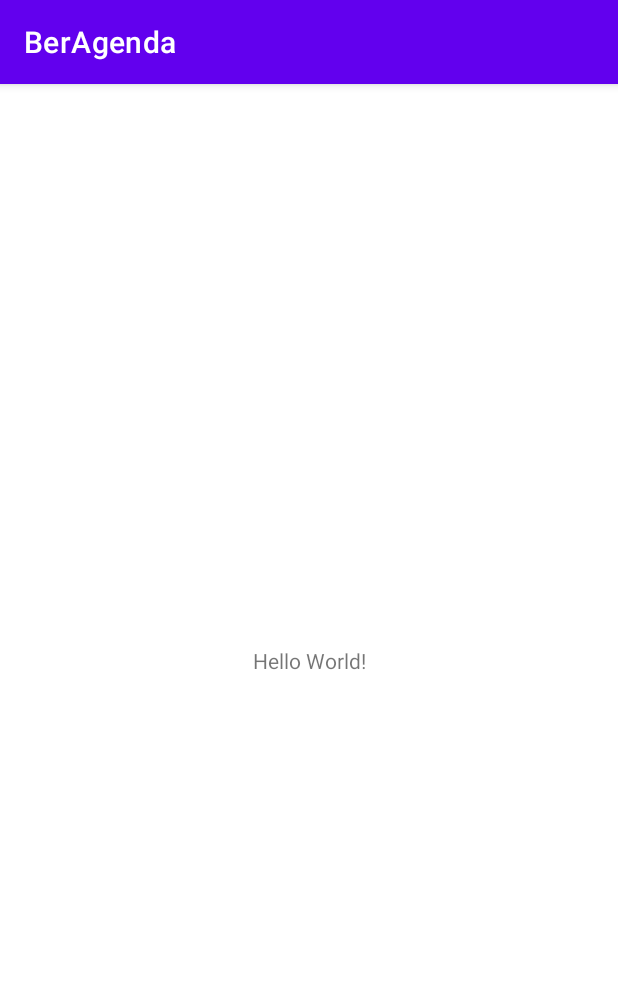
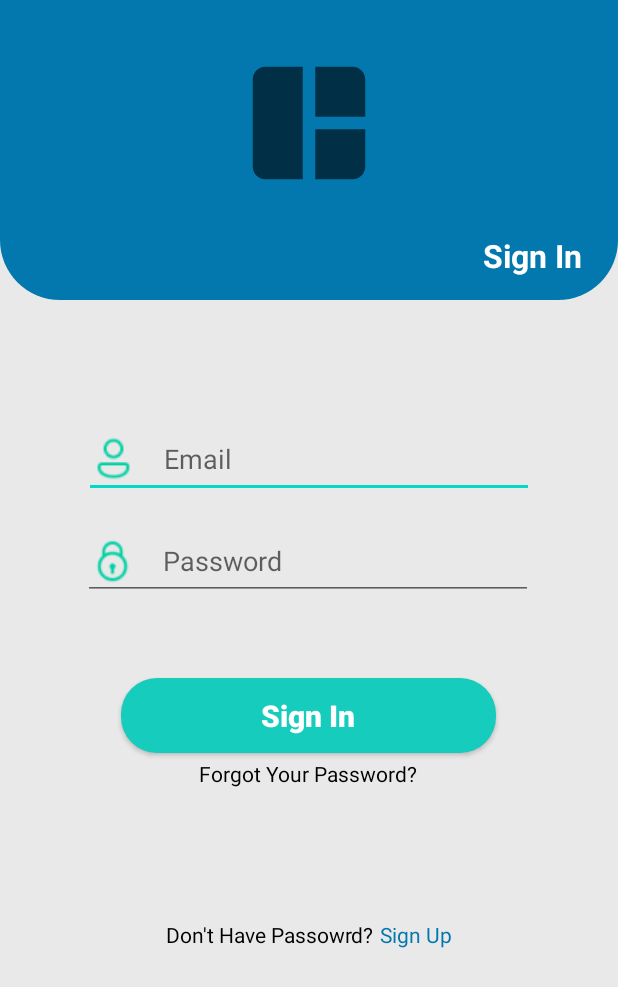
Before and after one commit to daveradin753/BerAgenda, an Android app: the screen it shows after launch (MainActivity before the commit, SignInSignUpActivity after it), on a phone screen of 412 x 824 dp. Shown: the top 987 px of the screen. Run offline under Robolectric (Android 15) with nearby library versions, the phone set to English and light mode, and no system bars.

Commit message:
layout signin and signup

```diff
--- a/app/build.gradle
+++ b/app/build.gradle
@@ -39,6 +39,8 @@ dependencies {
     implementation 'androidx.appcompat:appcompat:1.3.0'
     implementation 'com.google.android.material:material:1.3.0'
     implementation 'androidx.constraintlayout:constraintlayout:2.0.4'
+    implementation("io.coil-kt:coil:1.2.1")
+    implementation 'androidx.legacy:legacy-support-v4:1.0.0'
     testImplementation 'junit:junit:4.+'
     androidTestImplementation 'androidx.test.ext:junit:1.1.2'
     androidTestImplementation 'androidx.test.espresso:espresso-core:3.3.0'
--- a/app/src/main/AndroidManifest.xml
+++ b/app/src/main/AndroidManifest.xml
@@ -9,7 +9,7 @@
         android:roundIcon="@mipmap/ic_launcher_round"
         android:supportsRtl="true"
         android:theme="@style/Theme.BerAgenda">
-        <activity android:name=".MainActivity">
+        <activity android:name=".activity.SignInSignUpActivity">
             <intent-filter>
                 <action android:name="android.intent.action.MAIN" />
 
--- a/app/src/main/java/com/example/beragenda/MainActivity.kt
+++ /dev/null
@@ -1,11 +0,0 @@
-package com.example.beragenda
-
-import androidx.appcompat.app.AppCompatActivity
-import android.os.Bundle
-
-class MainActivity : AppCompatActivity() {
-    override fun onCreate(savedInstanceState: Bundle?) {
-        super.onCreate(savedInstanceState)
-        setContentView(R.layout.activity_main)
-    }
-}
--- /dev/null
+++ b/app/src/main/java/com/example/beragenda/activity/SignInSignUpActivity.kt
@@ -0,0 +1,26 @@
+package com.example.beragenda.activity
+
+import androidx.appcompat.app.AppCompatActivity
+import android.os.Bundle
+import android.widget.FrameLayout
+import com.example.beragenda.R
+import com.example.beragenda.fragment.SignInFragment
+
+class SignInSignUpActivity : AppCompatActivity() {
+    override fun onCreate(savedInstanceState: Bundle?) {
+        super.onCreate(savedInstanceState)
+        setContentView(R.layout.activity_signin_signup)
+
+//        actionBar?.hide()
+        supportActionBar?.hide()
+
+        val SignInFragment = SignInFragment()
+        val fragmentManager = supportFragmentManager
+        fragmentManager.beginTransaction().apply {
+            add(R.id.flSigninSignup, SignInFragment)
+            addToBackStack(null)
+            commit()
+        }
+
+    }
+}
--- /dev/null
+++ b/app/src/main/java/com/example/beragenda/fragment/SignInFragment.kt
@@ -0,0 +1,21 @@
+package com.example.beragenda.fragment
+
+import android.os.Bundle
+import androidx.fragment.app.Fragment
+import android.view.LayoutInflater
+import android.view.View
+import android.view.ViewGroup
+import com.example.beragenda.R
+
+class SignInFragment : Fragment() {
+
+    override fun onCreateView(inflater: LayoutInflater, container: ViewGroup?,
+                              savedInstanceState: Bundle?): View? {
+        // Inflate the layout for this fragment
+        return inflater.inflate(R.layout.fragment_sign_in, container, false)
+    }
+
+    companion object {
+
+    }
+}
--- /dev/null
+++ b/app/src/main/res/drawable/bottom_card_corner.xml
@@ -0,0 +1,5 @@
+<?xml version="1.0" encoding="utf-8"?>
+<shape xmlns:android="http://schemas.android.com/apk/res/android">
+    <solid android:color="@color/blue"/>
+    <corners android:bottomLeftRadius="40dp" android:bottomRightRadius="40dp"/>
+</shape>
--- /dev/null
+++ b/app/src/main/res/drawable/logo_temp.xml
@@ -0,0 +1,5 @@
+<vector android:height="100dp" android:tint="?attr/colorControlNormal"
+    android:viewportHeight="24" android:viewportWidth="24"
+    android:width="100dp" xmlns:android="http://schemas.android.com/apk/res/android">
+    <path android:fillColor="@android:color/white" android:pathData="M3,5v14c0,1.1 0.89,2 2,2h6L11,3L5,3c-1.11,0 -2,0.9 -2,2zM19,3h-6v8h8L21,5c0,-1.1 -0.9,-2 -2,-2zM13,21h6c1.1,0 2,-0.9 2,-2v-6h-8v8z"/>
+</vector>
--- /dev/null
+++ b/app/src/main/res/drawable/signin_button_style.xml
@@ -0,0 +1,5 @@
+<?xml version="1.0" encoding="utf-8"?>
+<shape xmlns:android="http://schemas.android.com/apk/res/android">
+    <solid android:color="@color/toska"/>
+    <corners android:radius="24dp"/>
+</shape>
--- a/app/src/main/res/layout/activity_main.xml
+++ b/app/src/main/res/layout/activity_signin_signup.xml
@@ -4,15 +4,11 @@
     xmlns:tools="http://schemas.android.com/tools"
     android:layout_width="match_parent"
     android:layout_height="match_parent"
-    tools:context=".MainActivity">
+    tools:context=".activity.SignInSignUpActivity">
 
-    <TextView
-        android:layout_width="wrap_content"
-        android:layout_height="wrap_content"
-        android:text="Hello World!"
-        app:layout_constraintBottom_toBottomOf="parent"
-        app:layout_constraintLeft_toLeftOf="parent"
-        app:layout_constraintRight_toRightOf="parent"
-        app:layout_constraintTop_toTopOf="parent" />
+    <FrameLayout
+        android:id="@+id/flSigninSignup"
+        android:layout_width="match_parent"
+        android:layout_height="match_parent"/>
 
 </androidx.constraintlayout.widget.ConstraintLayout>
--- /dev/null
+++ b/app/src/main/res/layout/fragment_sign_in.xml
@@ -0,0 +1,128 @@
+<?xml version="1.0" encoding="utf-8"?>
+<FrameLayout xmlns:android="http://schemas.android.com/apk/res/android"
+    xmlns:app="http://schemas.android.com/apk/res-auto"
+    xmlns:tools="http://schemas.android.com/tools"
+    android:layout_width="match_parent"
+    android:layout_height="match_parent"
+    tools:context=".fragment.SignInFragment"
+    android:background="#E9E9E9">
+
+    <androidx.constraintlayout.widget.ConstraintLayout
+        android:layout_width="match_parent"
+        android:layout_height="match_parent">
+
+        <ImageView
+            android:id="@+id/imageView3"
+            android:layout_width="match_parent"
+            android:layout_height="200dp"
+            android:src="@drawable/bottom_card_corner"
+            app:layout_constraintEnd_toEndOf="parent"
+            app:layout_constraintStart_toStartOf="parent"
+            app:layout_constraintTop_toTopOf="parent" />
+
+        <ImageView
+            android:id="@+id/imageView"
+            android:layout_width="wrap_content"
+            android:layout_height="wrap_content"
+            android:layout_marginTop="32dp"
+            android:src="@drawable/logo_temp"
+            app:layout_constraintEnd_toEndOf="parent"
+            app:layout_constraintStart_toStartOf="parent"
+            app:layout_constraintTop_toTopOf="parent" />
+
+        <TextView
+            android:layout_width="wrap_content"
+            android:layout_height="wrap_content"
+            android:layout_marginTop="156dp"
+            android:layout_marginEnd="24dp"
+            android:text="Sign In"
+            android:textColor="@color/white"
+            android:textSize="21dp"
+            android:textStyle="bold"
+            app:layout_constraintEnd_toEndOf="parent"
+            app:layout_constraintTop_toTopOf="parent" />
+
+        <EditText
+            android:id="@+id/etSigninEmailUser"
+            android:layout_width="300dp"
+            android:layout_height="wrap_content"
+            android:layout_marginTop="80dp"
+            android:drawableStart="@drawable/icons8_email_48px"
+            android:drawablePadding="18dp"
+            android:hint="Email"
+            app:layout_constraintEnd_toEndOf="parent"
+            app:layout_constraintStart_toStartOf="parent"
+            app:layout_constraintTop_toBottomOf="@+id/imageView3" />
+
+        <EditText
+            android:id="@+id/etSigninPasswordUser"
+            android:layout_width="300dp"
+            android:layout_height="wrap_content"
+            android:layout_marginTop="16dp"
+            android:drawableStart="@drawable/icons8_password_64px"
+            android:drawablePadding="18dp"
+            android:hint="Password"
+            app:layout_constraintEnd_toEndOf="parent"
+            app:layout_constraintHorizontal_bias="0.495"
+            app:layout_constraintStart_toStartOf="parent"
+            app:layout_constraintTop_toBottomOf="@+id/etSigninEmailUser" />
+
+        <androidx.appcompat.widget.AppCompatButton
+            android:id="@+id/btnSignIn"
+            android:layout_width="250dp"
+            android:layout_height="50dp"
+            android:layout_marginTop="52dp"
+            android:background="@drawable/signin_button_style"
+            android:text="Sign In"
+            android:textAllCaps="false"
+            android:textColor="@color/white"
+            android:textSize="20dp"
+            android:textStyle="bold"
+            app:layout_constraintEnd_toEndOf="parent"
+            app:layout_constraintHorizontal_bias="0.498"
+            app:layout_constraintStart_toStartOf="parent"
+            app:layout_constraintTop_toBottomOf="@+id/etSigninPasswordUser" />
+
+        <TextView
+            android:id="@+id/tvForgotYourPasswordSignIn"
+            android:layout_width="wrap_content"
+            android:layout_height="wrap_content"
+            android:layout_marginTop="4dp"
+            android:text="Forgot Your Password?"
+            android:textColor="@color/black"
+            app:layout_constraintEnd_toEndOf="parent"
+            app:layout_constraintHorizontal_bias="0.498"
+            app:layout_constraintStart_toStartOf="parent"
+            app:layout_constraintTop_toBottomOf="@+id/btnSignIn" />
+
+        <TextView
+            android:id="@+id/textView2"
+            android:layout_width="wrap_content"
+            android:layout_height="wrap_content"
+            android:layout_marginTop="88dp"
+            android:text="Don't Have Passowrd?"
+            android:textColor="@color/black"
+            app:layout_constraintEnd_toStartOf="@+id/tvToSignUp"
+            app:layout_constraintHorizontal_bias="0.5"
+            app:layout_constraintHorizontal_chainStyle="packed"
+            app:layout_constraintStart_toStartOf="parent"
+            app:layout_constraintTop_toBottomOf="@+id/tvForgotYourPasswordSignIn" />
+
+        <TextView
+            android:id="@+id/tvToSignUp"
+            android:layout_width="wrap_content"
+            android:layout_height="wrap_content"
+            android:layout_marginStart="4dp"
+            android:layout_marginTop="88dp"
+            android:text="Sign Up"
+            android:textColor="#0278AE"
+            app:layout_constraintEnd_toEndOf="parent"
+            app:layout_constraintHorizontal_bias="0.5"
+            app:layout_constraintStart_toEndOf="@+id/textView2"
+            app:layout_constraintTop_toBottomOf="@+id/tvForgotYourPasswordSignIn" />
+
+
+    </androidx.constraintlayout.widget.ConstraintLayout>
+
+
+</FrameLayout>
--- a/app/src/main/res/values/colors.xml
+++ b/app/src/main/res/values/colors.xml
@@ -7,4 +7,9 @@
     <color name="teal_700">#FF018786</color>
     <color name="black">#FF000000</color>
     <color name="white">#FFFFFFFF</color>
+    <color name="blue">#0278AE</color>
+    <color name="light_blue">#51DACF</color>
+    <color name="cyan">#9EF5CF</color>
+    <color name="green_light_blue">#E8FFC1</color>
+    <color name="toska">#16CCBD</color>
 </resources>
--- a/app/src/main/res/values/strings.xml
+++ b/app/src/main/res/values/strings.xml
@@ -1,3 +1,5 @@
 <resources>
     <string name="app_name">BerAgenda</string>
+    <!-- TODO: Remove or change this placeholder text -->
+    <string name="hello_blank_fragment">Hello blank fragment</string>
 </resources>
--- a/app/src/main/res/values/themes.xml
+++ b/app/src/main/res/values/themes.xml
@@ -2,9 +2,9 @@
     <!-- Base application theme. -->
     <style name="Theme.BerAgenda" parent="Theme.MaterialComponents.DayNight.DarkActionBar">
         <!-- Primary brand color. -->
-        <item name="colorPrimary">@color/purple_500</item>
-        <item name="colorPrimaryVariant">@color/purple_700</item>
-        <item name="colorOnPrimary">@color/white</item>
+        <item name="colorPrimary">@color/blue</item>
+        <item name="colorPrimaryVariant">@color/light_blue</item>
+        <item name="colorOnPrimary">@color/cyan</item>
         <!-- Secondary brand color. -->
         <item name="colorSecondary">@color/teal_200</item>
         <item name="colorSecondaryVariant">@color/teal_700</item>
```
Also changed, not shown: app/src/main/java/com/example/beragenda/fragment/SignUpFragment.kt (added, +23 -0 lines), app/src/main/res/layout/fragment_sign_up.xml (added, +98 -0 lines), app/src/main/res/drawable-v24/icons8_email_48px.png (added), app/src/main/res/drawable-v24/icons8_password_64px.png (added), app/src/main/res/drawable/background_page.png (added).
